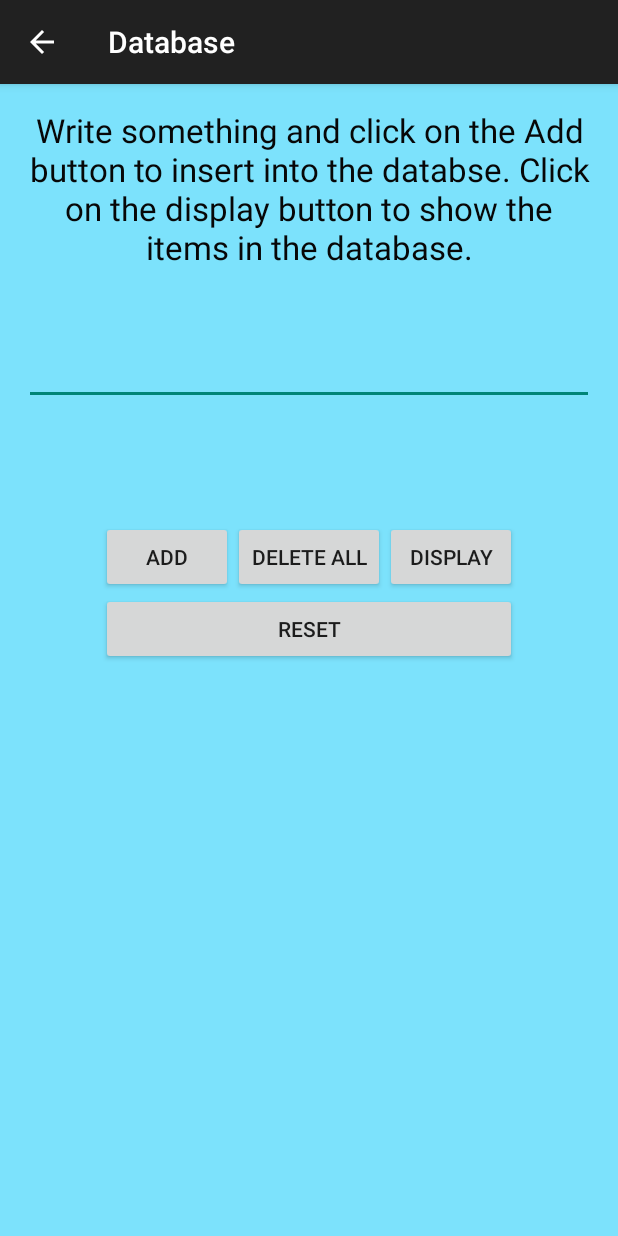
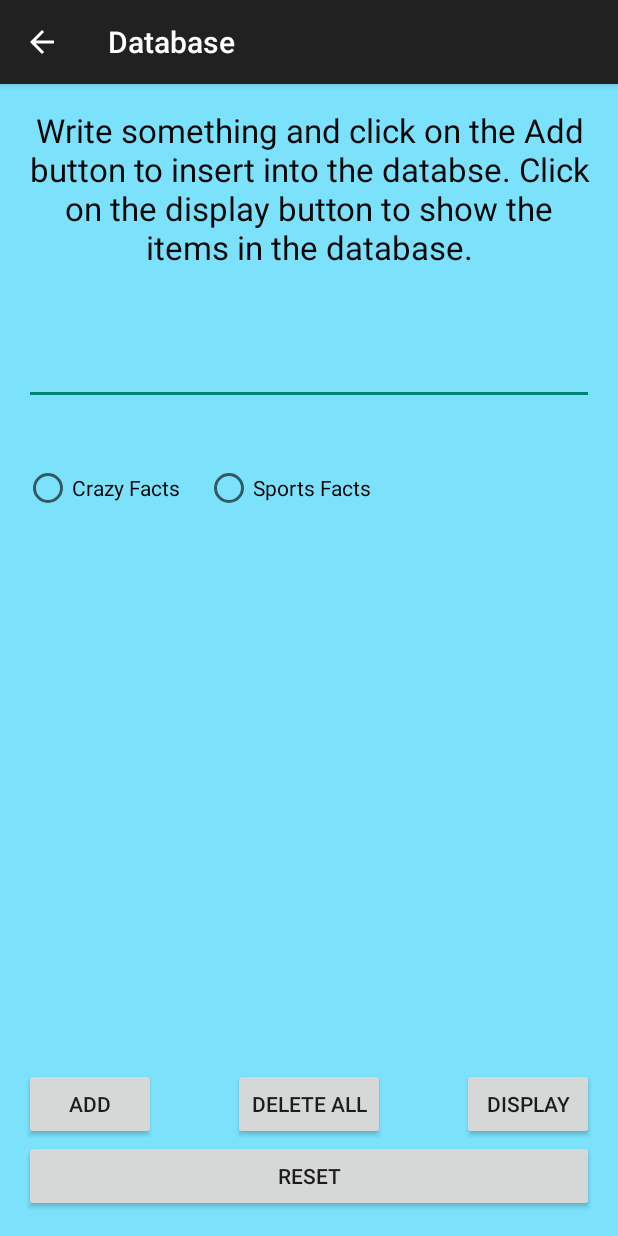
Before and after one commit to Kayu/RandomFacts, an Android app: the DatabaseActivity screen opened directly, with no data from a screen before it, after a tap on "ADD", on a phone screen of 412 x 824 dp. Run offline under Robolectric (Android 15) with nearby library versions, the phone set to English and light mode, and no system bars; 1 statement that could not run was skipped.

Commit message:
added method to insert to database able to change type of fact from setting Sports Activity to be remove Crazy facts display either sports facts or crazy facts base on setting added an extra column call typ for the database all facts are retrieved from the database
* please click on the delete button in the Database Activity first before inputing any row to table.

```diff
--- a/app/src/main/java/com/example/kayuho/randomfacts/DatabaseActivity.java
+++ b/app/src/main/java/com/example/kayuho/randomfacts/DatabaseActivity.java
@@ -1,6 +1,7 @@
 package com.example.kayuho.randomfacts;
 
 import android.app.AlertDialog;
+import android.content.ContentValues;
 import android.database.Cursor;
 import android.support.v7.app.AppCompatActivity;
 import android.os.Bundle;
@@ -9,11 +10,13 @@ import android.widget.Button;
 import android.widget.EditText;
 import android.widget.RadioButton;
 import android.widget.RadioGroup;
+import android.widget.TextView;
 import android.widget.Toast;
 
 public class DatabaseActivity extends AppCompatActivity {
     FactsDBHelper MyDB;
     EditText editFact;
+    RadioGroup factGroup;
     Button btnAdd, btnDisplay, btnDeleteAll, btnReset;
 
     @Override
@@ -23,6 +26,7 @@ public class DatabaseActivity extends AppCompatActivity {
         MyDB = new FactsDBHelper(this);
 
         editFact = (EditText)findViewById(R.id.editFacts);
+        factGroup = (RadioGroup) findViewById(R.id.factGroup);
         btnAdd = (Button)findViewById(R.id.button_add);
         btnDisplay = (Button)findViewById(R.id.button_display);
         btnDeleteAll = (Button)findViewById(R.id.delete_all_button);
@@ -38,7 +42,9 @@ public class DatabaseActivity extends AppCompatActivity {
                 new View.OnClickListener() {
                     @Override
                     public void onClick(View v) {
-                        boolean isInserted = MyDB.insert(editFact.getText().toString());
+                        TextView checkedText = (TextView) findViewById(factGroup.getCheckedRadioButtonId());
+
+                        boolean isInserted = MyDB.insert(editFact.getText().toString(), checkedText.getText().toString());
 
                         if (isInserted = true)
                             Toast.makeText(DatabaseActivity.this, "Data Inserted", Toast.LENGTH_LONG).show();
@@ -54,6 +60,7 @@ public class DatabaseActivity extends AppCompatActivity {
                 new View.OnClickListener() {
                     @Override
                     public void onClick(View v) {
+
                         Cursor data = MyDB.getAllData();
                         if(data.getCount() == 0){
                             showMessage("Error","No Data Found");
@@ -62,7 +69,8 @@ public class DatabaseActivity extends AppCompatActivity {
                         StringBuffer buffer = new StringBuffer();
                         while(data.moveToNext()){
                             buffer.append("ID: "+ data.getString(0)+"\n");
-                            buffer.append("Fact: "+ data.getString(1)+"\n\n");
+                            buffer.append("Fact: "+ data.getString(1)+"\n");
+                            buffer.append("Type: "+data.getString(2)+"\n\n");
                         }
                         showMessage("Data", buffer.toString());
                     }
@@ -74,12 +82,7 @@ public class DatabaseActivity extends AppCompatActivity {
         btnDeleteAll.setOnClickListener(new View.OnClickListener() {
             @Override
             public void onClick(View v) {
-                boolean isDeleted = MyDB.deleteAll();
-
-                if (isDeleted = true)
-                    Toast.makeText(DatabaseActivity.this, "All Data Deleted", Toast.LENGTH_LONG).show();
-                else
-                    Toast.makeText(DatabaseActivity.this, "Error while deleting data", Toast.LENGTH_LONG).show();
+                MyDB.deleteAll();
             }
         });
     }
@@ -88,7 +91,7 @@ public class DatabaseActivity extends AppCompatActivity {
         btnReset.setOnClickListener(new View.OnClickListener() {
             @Override
             public void onClick(View v) {
-
+                MyDB.deleteAll();
             }
         });
     }
--- a/app/src/main/java/com/example/kayuho/randomfacts/FactsDBHelper.java
+++ b/app/src/main/java/com/example/kayuho/randomfacts/FactsDBHelper.java
@@ -8,6 +8,8 @@ import android.database.sqlite.SQLiteOpenHelper;
 import android.provider.BaseColumns;
 
 import java.io.FileNotFoundException;
+import java.sql.SQLDataException;
+import java.sql.SQLException;
 import java.util.Objects;
 
 /**
@@ -18,17 +20,18 @@ public class FactsDBHelper extends SQLiteOpenHelper {
     private static String DATABASE_NAME = "facts.db";
     private static final int DATABASE_VERSION = 1;
     private String DROP_TABLE = "DROP TABLE IF EXISTS " + FactContract.FactsEntry.TABLE_NAME;
-    SQLiteDatabase db;
+    private String FactsTable = "create table if not exists "
+            + FactContract.FactsEntry.TABLE_NAME + " ( "
+            + BaseColumns._ID + " integer primary key autoincrement, "
+            + FactContract.FactsEntry.COLUMN_FACT + " text, "
+            + FactContract.FactsEntry.COLUMN_TYPE + " text);";
+    private SQLiteDatabase db;
     public FactsDBHelper(Context context){
         super(context, DATABASE_NAME, null,DATABASE_VERSION);
     }
 
     @Override
     public void onCreate(SQLiteDatabase db){
-       String FactsTable = "create table if not exists "
-                + FactContract.FactsEntry.TABLE_NAME + " ( "
-                + BaseColumns._ID + " integer primary key autoincrement, "
-                + FactContract.FactsEntry.COLUMN_FACT + " text);";
         db.execSQL(FactsTable);
     }
 
@@ -38,27 +41,42 @@ public class FactsDBHelper extends SQLiteOpenHelper {
         onCreate(db);
     }
 
-    public boolean insert(String fact){
+    public boolean insert(String fact, String type){
 
-        ContentValues values = new ContentValues();
+        ContentValues values = new ContentValues(2);
         values.put(FactContract.FactsEntry.COLUMN_FACT, fact);
-        SQLiteDatabase db = this.getWritableDatabase();
+        values.put(FactContract.FactsEntry.COLUMN_TYPE,type);
+        db = this.getWritableDatabase();
         long successful = db.insert(FactContract.FactsEntry.TABLE_NAME, null, values);
         db.close();
         return (successful > 0);
     }
 
     public Cursor getAllData(){
-        SQLiteDatabase db = this.getWritableDatabase();
+        db = this.getWritableDatabase();
         final String retrieveQuery="SELECT * FROM "+ FactContract.FactsEntry.TABLE_NAME;
         Cursor data = db.rawQuery(retrieveQuery, null);
         return data;
     }
 
-    public boolean deleteAll(){
-        SQLiteDatabase db = this.getWritableDatabase();
-        long successful = db.delete(FactContract.FactsEntry.TABLE_NAME, null, null);
-        return (successful > 0);
+    //TODO finish getting the specific fact type
+    public Cursor getSpecificFactsType(String type){
+        db = this.getWritableDatabase();
+        final String retrieveQuery= "SELECT "+ FactContract.FactsEntry.COLUMN_FACT
+                                  + " FROM "+ FactContract.FactsEntry.TABLE_NAME
+                                  + " WHERE "+ FactContract.FactsEntry.COLUMN_TYPE
+                                  + " = '" + type+"';";
+        Cursor data = db.rawQuery(retrieveQuery,null);
+        return data;
+    }
+
+    public void deleteAll(){
+        db = this.getWritableDatabase();
+        db.execSQL(DROP_TABLE);
+
+        db.execSQL(FactsTable);
+        db.close();
+
     }
 
     public int getDBVersion(){
--- a/app/src/main/java/com/example/kayuho/randomfacts/SportFactsModel.java
+++ b/app/src/main/java/com/example/kayuho/randomfacts/SportFactsModel.java
@@ -6,6 +6,7 @@ package com.example.kayuho.randomfacts;
 public class SportFactsModel {
     private String[] facts = {"sports_facts_1","sports_facts_2","sports_facts_3","sports_facts_4"};
     public String getFacts(){
-        return (new RandomFacts().getnewFacts(facts));
+        return null;
+        //return (new RandomFacts().getnewFacts(facts));
     }
 }
--- a/app/src/main/res/layout/activity_database.xml
+++ b/app/src/main/res/layout/activity_database.xml
@@ -23,9 +23,8 @@
         android:layout_height="wrap_content"
         android:text="Add"
         android:id="@+id/button_add"
-        android:layout_below="@+id/editFacts"
-        android:layout_toStartOf="@+id/delete_all_button"
-        android:layout_marginTop="77dp" />
+        android:layout_above="@+id/button_reset"
+        android:layout_alignParentStart="true" />
 
     <Button
         android:layout_width="wrap_content"
@@ -33,7 +32,7 @@
         android:text="Display"
         android:id="@+id/button_display"
         android:layout_alignTop="@+id/delete_all_button"
-        android:layout_toEndOf="@+id/delete_all_button" />
+        android:layout_alignEnd="@+id/button_reset" />
 
     <TextView
         android:layout_width="wrap_content"
@@ -54,12 +53,34 @@
         android:layout_centerHorizontal="true" />
 
     <Button
-        android:layout_width="wrap_content"
+        android:layout_width="fill_parent"
         android:layout_height="wrap_content"
         android:text="RESET"
         android:id="@+id/button_reset"
-        android:layout_below="@+id/button_add"
-        android:layout_alignStart="@+id/button_add"
-        android:layout_alignEnd="@+id/button_display" />
+        android:layout_alignParentBottom="true"
+        android:layout_centerHorizontal="true" />
+
+    <RadioGroup
+        android:layout_width="match_parent"
+        android:layout_height="wrap_content"
+        android:layout_below="@+id/editFacts"
+        android:layout_alignParentStart="true"
+        android:id="@+id/factGroup"
+        android:orientation="horizontal"
+        android:layout_marginTop="39dp">
+
+        <RadioButton
+            android:layout_width="wrap_content"
+            android:layout_height="wrap_content"
+            android:paddingRight="@dimen/activity_horizontal_margin"
+            android:text="@string/crazy_facts"
+            android:id="@+id/radioButton_crazyFacts" />
+
+        <RadioButton
+            android:layout_width="wrap_content"
+            android:layout_height="wrap_content"
+            android:text="@string/sports_facts"
+            android:id="@+id/radioButton2_sportFacts" />
+    </RadioGroup>
 
 </RelativeLayout>
--- a/app/src/main/res/values/strings.xml
+++ b/app/src/main/res/values/strings.xml
@@ -1,5 +1,6 @@
 <resources>
     <string name="settings">Settings</string>
+    <string name="facts">Facts Type</string>
     <string name="colors">Colors</string>
     <string name="colors_summary">RGB</string>
 
@@ -33,6 +34,11 @@
         <item>2</item>
         <item>3</item>
         <item>4</item>
+    </string-array>
+
+    <string-array name="listFacts">
+        <item>@string/crazy_facts</item>
+        <item>@string/sports_facts</item>
     </string-array>
     <string name="title_activity_settings">Settings</string>
 
--- a/app/src/main/res/xml/pref_headers.xml
+++ b/app/src/main/res/xml/pref_headers.xml
@@ -20,5 +20,9 @@
         android:fragment="com.example.kayuho.randomfacts.SettingsActivity$ColorPreferenceFragment"
         android:title="@string/colors"
         />
+    <header
+        android:fragment="com.example.kayuho.randomfacts.SettingsActivity$FactsPreferenceFragment"
+        android:title="@string/facts"
+        />
 
 </preference-headers>
```
Also changed, not shown: app/src/main/java/com/example/kayuho/randomfacts/CrazyFactsActivity.java (+7 -3 lines), app/src/main/java/com/example/kayuho/randomfacts/CrazyFactsModel.java (+20 -2 lines), app/src/main/java/com/example/kayuho/randomfacts/RandomFacts.java (+7 -2 lines), app/src/main/java/com/example/kayuho/randomfacts/SettingsActivity.java (+24 -1 lines), app/src/main/res/xml/pref_facts.xml (added, +11 -0 lines).
